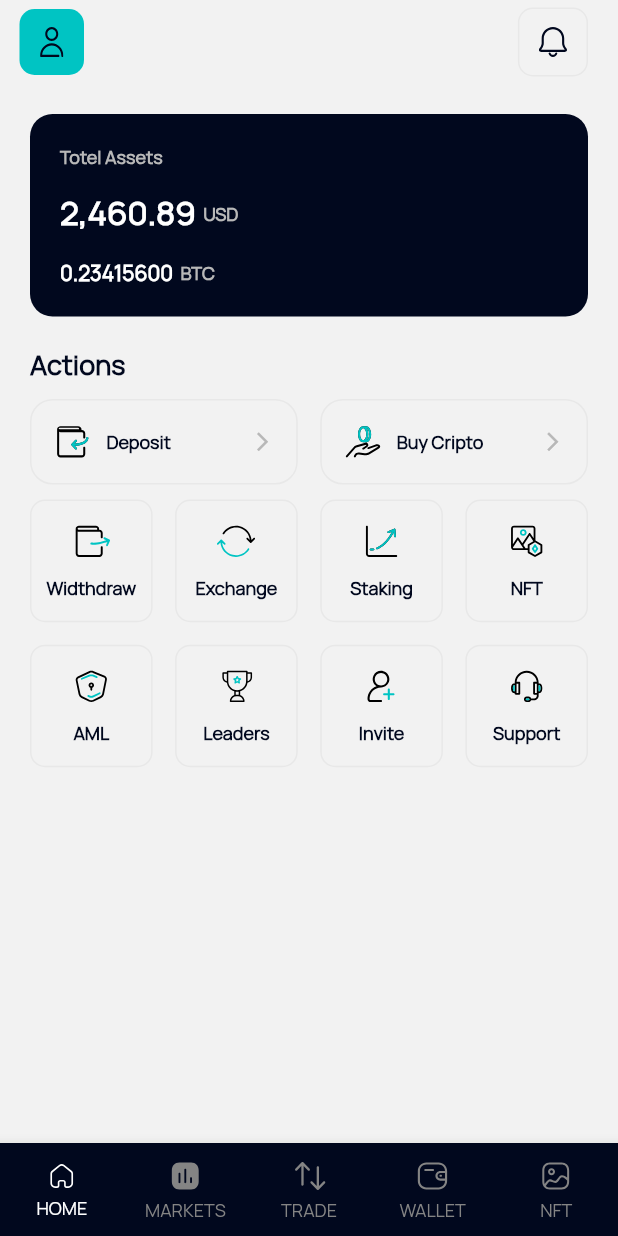
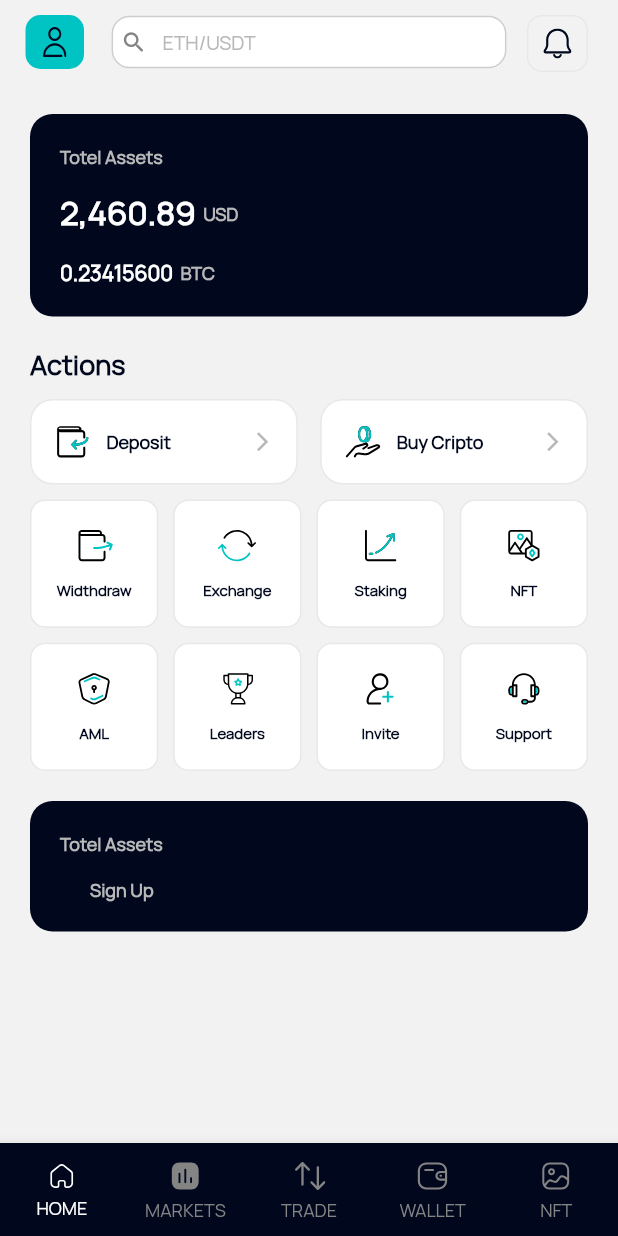
Before and after one commit to manoharantechie/cofinex, a Flutter app: the Home_Screen screen opened directly, on a phone screen of 412 x 824 dp. Run offline on Flutter 3.47's test engine with Material 2 defaults, Android fonts, the phone set to English and light mode, and no system bars; our stand-ins replace awesome_snackbar_content, flutter_svg, shared_preferences; accounts and stored records are empty.

Commit message:
first commit 07-04-2023 3

```diff
--- a/lib/screens/basic/home.dart
+++ b/lib/screens/basic/home.dart
@@ -26,9 +26,11 @@ class _Home_ScreenState extends State<Home_Screen> {
     Dashboard(),
     Container(),
     Container(),
-    Container(),
+    Wallet_Screen(),
     Container(),
   ];
+
+  List<String> titleText=["loc_side_home","loc_side_markets","loc_side_trade","loc_side_wallet","loc_side_nft"];
 
    Widget screen = Dashboard();
   @override
@@ -56,13 +58,15 @@ class _Home_ScreenState extends State<Home_Screen> {
       appBar: AppBar(
         backgroundColor: Theme.of(context).backgroundColor,
         elevation: 0.0,
+        centerTitle: true,
         leading: Padding(
-            padding: EdgeInsets.only(left: 13.0, top: 6.0, bottom: 6.0),
+            padding: EdgeInsets.only(left: 12.0, top: 10.0, bottom: 10.0),
             child: InkWell(
               onTap: () {
 
               },
                 child: Container(
+                  margin: EdgeInsets.only(left: 5.0),
 
                   decoration: BoxDecoration(
                     borderRadius: BorderRadius.circular(10.0),
@@ -75,22 +79,65 @@ class _Home_ScreenState extends State<Home_Screen> {
                     ),
                   ),
                 ))),
-        // title: Text(
-        //   AppLocalizations.instance
-        //       .text("loc_pooja_list"),
-        //   style: CustomWidget(context: context).CustomSizedTextStyle(
-        //       20.0, Theme.of(context).backgroundColor, FontWeight.w700, 'FontRegular'),
-        // ),
+
+        title: currentIndex==0? InkWell(
+            onTap: () {
+
+            },
+            child: Container(
+              width: MediaQuery.of(context).size.width,
+              height: 35.0,
+              decoration: BoxDecoration(
+                  color:
+                      CustomTheme.of(context).focusColor,
+                  borderRadius: BorderRadius.circular(12.0),
+                  border: Border.all(
+                      color: CustomTheme.of(context)
+                          .canvasColor
+                          .withOpacity(0.4),
+                      width: 1)),
+              child: Row(
+                children: [
+                  const SizedBox(
+                    width: 5.0,
+                  ),
+                  Icon(
+                    Icons.search_rounded,
+                    color: CustomTheme.of(context).canvasColor,
+                    size: 18.0,
+                  ),
+                  const SizedBox(
+                    width: 10.0,
+                  ),
+                  Text(
+                    "ETH/USDT",
+                    style: CustomWidget(context: context)
+                        .CustomSizedTextStyle(
+                            13.0,
+                            Theme.of(context).accentColor,
+                            FontWeight.w300,
+                            'FontRegular'),
+                  ),
+                ],
+              ),
+            ))
+            :Text(
+          AppLocalizations.instance
+              .text(titleText[currentIndex]),
+          style: CustomWidget(context: context).CustomSizedTextStyle(
+              18.0, Theme.of(context).primaryColor, FontWeight.w600, 'FontRegular'),
+        ),
+
         actions: [
           Padding(
-              padding: EdgeInsets.only(left: 0.0, top: 5.0, bottom: 5.0, right: 20.0),
+              padding: EdgeInsets.only(left: 0.0, top: 10.0, bottom: 8.0, right: 20.0),
               child: InkWell(
                   onTap: () {
-                    Navigator.push(context,MaterialPageRoute(builder:(context)=> Wallet_Screen()));
+
                     // Navigator.pop(context);
                   },
                   child: Container(
-                    padding: EdgeInsets.fromLTRB(13.0, 5.0, 13.0, 5.0),
+                    padding: EdgeInsets.fromLTRB(10.0, 3.0, 10.0,3.0),
                     decoration: BoxDecoration(
                       borderRadius: BorderRadius.circular(10.0),
                       color: Theme.of(context).backgroundColor,
--- a/lib/screens/bottom/dashboard.dart
+++ b/lib/screens/bottom/dashboard.dart
@@ -137,7 +137,7 @@ class _DashboardState extends State<Dashboard> {
                             decoration: BoxDecoration(
                               borderRadius: BorderRadius.circular(15.0),
                               border: Border.all(width: 1.0,color: Theme.of(context).splashColor,),
-                              color:  Theme.of(context).backgroundColor,
+                              color:  Theme.of(context).focusColor,
                             ),
                             child: Row(
                               crossAxisAlignment: CrossAxisAlignment.center,
@@ -183,7 +183,7 @@ class _DashboardState extends State<Dashboard> {
                             decoration: BoxDecoration(
                               borderRadius: BorderRadius.circular(15.0),
                               border: Border.all(width: 1.0,color: Theme.of(context).splashColor,),
-                              color:  Theme.of(context).backgroundColor,
+                              color:  Theme.of(context).focusColor,
                             ),
                             child: Row(
                               crossAxisAlignment: CrossAxisAlignment.center,
@@ -232,8 +232,8 @@ class _DashboardState extends State<Dashboard> {
                         padding: EdgeInsets.zero,
                         gridDelegate: const SliverGridDelegateWithFixedCrossAxisCount(
                           crossAxisCount: 4,
-                          crossAxisSpacing: 15,
-                          mainAxisSpacing: 15,
+                          crossAxisSpacing: 10,
+                          mainAxisSpacing: 10,
                         ),
                         // physics: ScrollPhysics(),
                         shrinkWrap: true,
@@ -241,9 +241,9 @@ class _DashboardState extends State<Dashboard> {
                         itemBuilder: (BuildContext context, index) {
                           return Container(
                               padding: EdgeInsets.only(
-                                  top: 3.0, bottom: 3.0, right: 5.0, left: 5.0),
+                                  top: 5.0, bottom: 5.0, right: 12.0, left: 12.0),
                               decoration: BoxDecoration(
-                                color:  Theme.of(context).backgroundColor,
+                                color:  Theme.of(context).focusColor,
                                 border: Border.all(width: 1.0,color: Theme.of(context).splashColor),
                                 borderRadius: BorderRadius.circular(10.0),
                               ),
@@ -263,7 +263,7 @@ class _DashboardState extends State<Dashboard> {
                                     // AppLocalizations.instance.text("loc_widthdraw"),
                                     grid_name[index].toString(),
                                     style: CustomWidget(context: context).CustomSizedTextStyle(
-                                        12.0,
+                                        10.0,
                                         Theme.of(context).primaryColor,
                                         FontWeight.w600,
                                         'FontRegular'),
@@ -277,7 +277,49 @@ class _DashboardState extends State<Dashboard> {
                     )
                   ],
                 ),
-              )
+              ),
+              SizedBox(height: 20.0,),
+
+              Container(
+                width: MediaQuery.of(context).size.width,
+                padding: EdgeInsets.fromLTRB(20.0, 20.0, 15.0, 20.0),
+                decoration: BoxDecoration(
+                  borderRadius: BorderRadius.circular(15.0),
+                  color:  Theme.of(context).primaryColor,
+                ),
+                child: Column(
+                  crossAxisAlignment: CrossAxisAlignment.start,
+                  mainAxisAlignment: MainAxisAlignment.start,
+                  children: [
+                    Text(
+                      AppLocalizations.instance.text("loc_tot_asset"),
+                      style: CustomWidget(context: context)
+                          .CustomSizedTextStyle(
+                          12.0,
+                          Theme.of(context).accentColor,
+                          FontWeight.w600,
+                          'FontRegular'),
+                      textAlign: TextAlign.center,
+                    ),
+                    SizedBox(height: 15.0,),
+                    Container(
+                      width: MediaQuery.of(context).size.width*0.2,
+                      child: Center(
+                        child:  Text(
+                          AppLocalizations.instance.text("loc_signup"),
+                          style: CustomWidget(context: context)
+                              .CustomSizedTextStyle(
+                              12.0,
+                              Theme.of(context).accentColor,
+                              FontWeight.w600,
+                              'FontRegular'),
+                          textAlign: TextAlign.center,
+                        ),
+                      ),
+                    )
+                  ],
+                ),
+              ),
 
             ],
           ),
--- a/lib/screens/wallet/wallet.dart
+++ b/lib/screens/wallet/wallet.dart
@@ -26,53 +26,7 @@ class _Wallet_ScreenState extends State<Wallet_Screen> {
   Widget build(BuildContext context) {
     return Scaffold(
       backgroundColor: Theme.of(context).backgroundColor,
-      appBar: AppBar(
-        backgroundColor: Theme.of(context).backgroundColor,
-        elevation: 0.0,
-        leading: Padding(
-            padding: EdgeInsets.only(left: 10.0, top: 5.0, bottom: 5.0),
-            child: InkWell(
-                onTap: () {
-                  // Navigator.push(context,MaterialPageRoute(builder:(context)=> Home_Screen()));
-                  Navigator.pop(context);
-                },
-                child: Icon(
-                  Icons.arrow_back_ios_new_rounded,
-                  color: Theme.of(context).bottomAppBarColor,
-                ),)),
-        title: Text(
-          AppLocalizations.instance
-              .text("loc_wallet"),
-          style: CustomWidget(context: context).CustomSizedTextStyle(
-              18.0, Theme.of(context).primaryColor, FontWeight.w600, 'FontRegular'),
-        ),
-        centerTitle: true,
-        actions: [
-          Padding(
-              padding: EdgeInsets.only(left: 0.0, top: 5.0, bottom: 5.0, right: 20.0),
-              child: InkWell(
-                  onTap: () {
-                    // Navigator.push(context,MaterialPageRoute(builder:(context)=> Home_Screen()));
-                    Navigator.pop(context);
-                  },
-                  child: Container(
-                    padding: EdgeInsets.fromLTRB(12.0, 8.0, 12.0, 8.0),
-                    decoration: BoxDecoration(
-                        borderRadius: BorderRadius.circular(10.0),
-                        color: Theme.of(context).backgroundColor,
-                        border: Border.all(width: 1.0,color: Theme.of(context).splashColor,)
-                    ),
-                    child: Center(
-                      child: SvgPicture.asset(
-                        "assets/images/mic.svg",
-                        color: Theme.of(context).bottomAppBarColor,
-                        height: 22.0,
-                      ),
-                    ),
-                  ))),
 
-        ],
-      ),
       body: Container(
         padding: EdgeInsets.fromLTRB(20.0, 0.0,20.0,0.0),
         height: MediaQuery.of(context).size.height,
```
